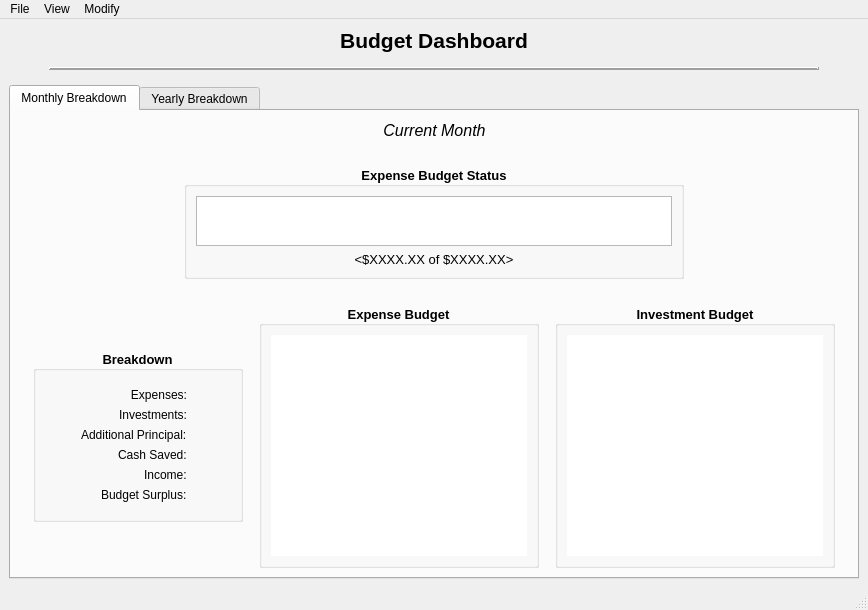
Before: the Qt Designer form CashFlowManager/mainwindow.ui in epw7856/CashFlowManager, drawn with Qt 5.
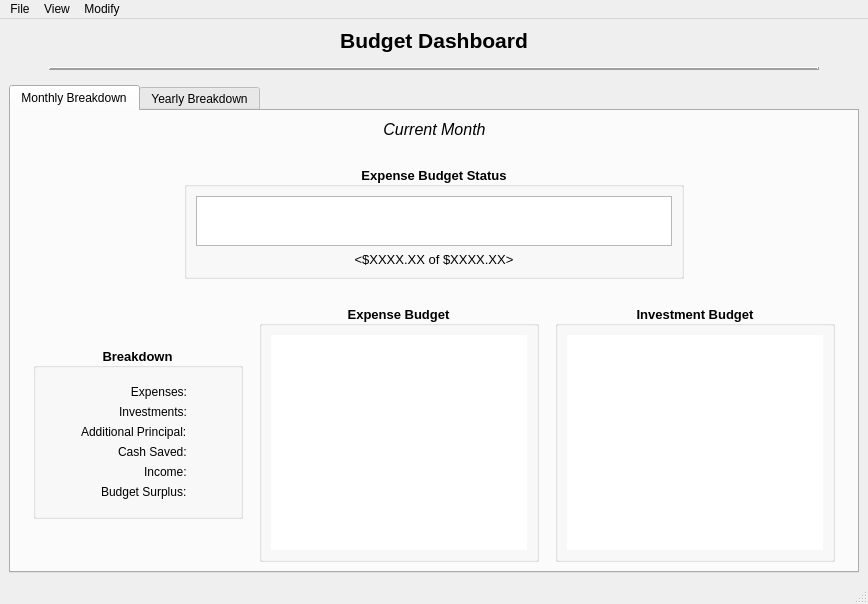
After: the same form once the commit is applied. Custom widgets are drawn as their Qt base class.

The edit to the form file:
```diff
--- a/CashFlowManager/mainwindow.ui
+++ b/CashFlowManager/mainwindow.ui
@@ -7,7 +7,7 @@
     <x>0</x>
     <y>0</y>
     <width>868</width>
-    <height>610</height>
+    <height>604</height>
    </rect>
   </property>
   <property name="windowTitle">
@@ -150,6 +150,12 @@
           </item>
           <item>
            <widget class="QLabel" name="labelCurrentMonth">
+            <property name="sizePolicy">
+             <sizepolicy hsizetype="Preferred" vsizetype="Fixed">
+              <horstretch>0</horstretch>
+              <verstretch>0</verstretch>
+             </sizepolicy>
+            </property>
             <property name="font">
              <font>
               <family>Segoe UI</family>
```
Left out of the diff: 21 changed lines with no effect on the pictures.
